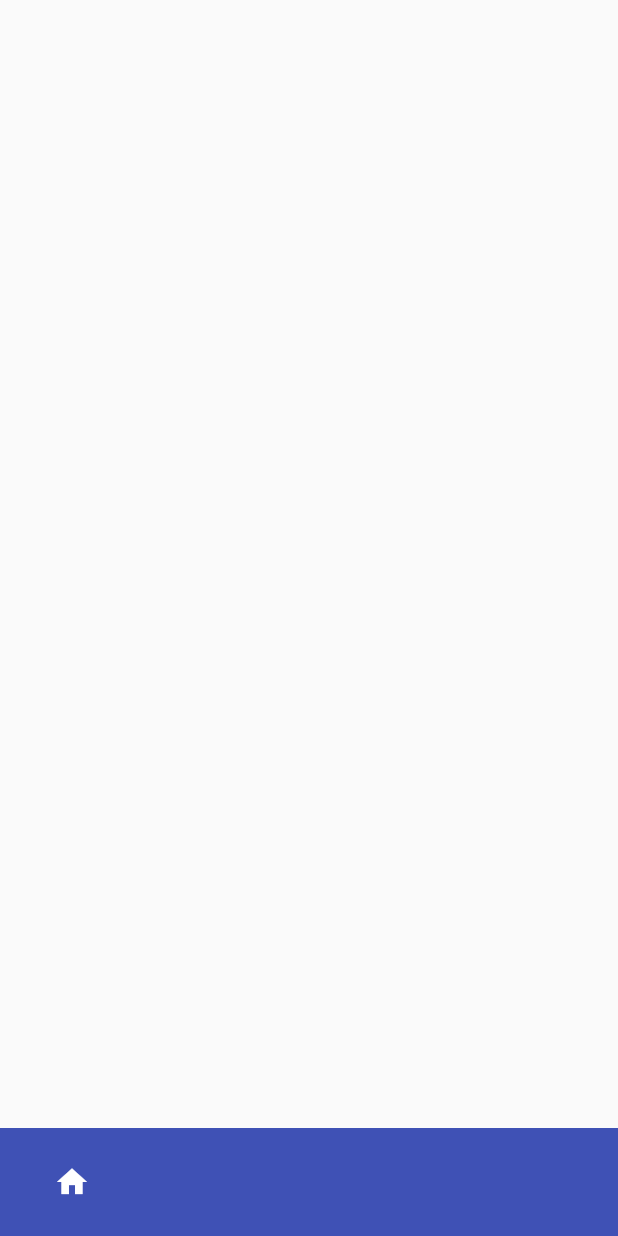
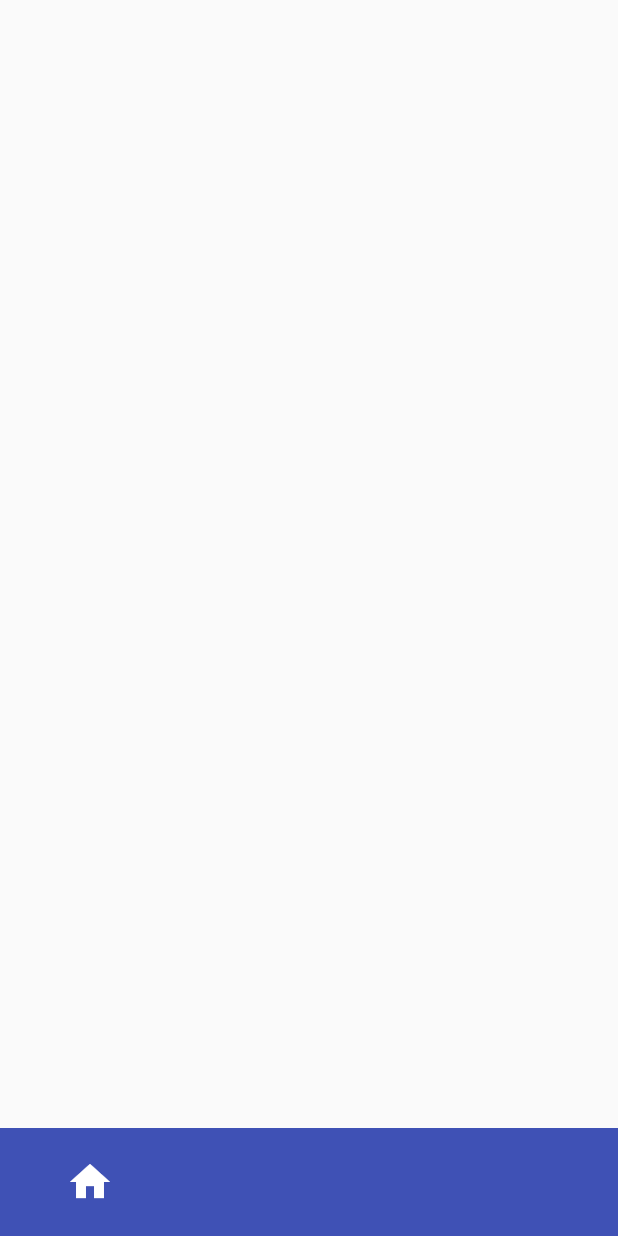
Before and after one commit to JAICHANGPARK/flutter_notebook_11th_story, a Flutter app: the screen it shows after launch, on a phone screen of 412 x 824 dp. Run offline on Flutter 3.47's test engine with Material 2 defaults, Android fonts, the phone set to English and light mode, and no system bars; our stand-ins replace backdrop, badges, flutter_inner_drawer, flutter_slidable, flutter_swiper, google_fonts.

Commit message:
Update furniture_home_page.dart

```diff
--- a/lib/ep735_furniture_app/ui/furniture_home_page.dart
+++ b/lib/ep735_furniture_app/ui/furniture_home_page.dart
@@ -18,17 +18,19 @@ class _FurnitureHomePageState extends State<FurnitureHomePage> {
               right: 0,
               left: 0,
               child: Container(
-                height: 72,
-                decoration: BoxDecoration(color: Colors.indigo),
-                padding: EdgeInsets.symmetric(horizontal: 24),
-                child: Row(
-                  children: [
-                    IconButton(onPressed: (){}, icon: Icon(Icons.home),color: Colors.white,)
-                  ],
-                )
-              )
-
-          )
+                  height: 72,
+                  decoration: BoxDecoration(color: Colors.indigo),
+                  padding: EdgeInsets.symmetric(horizontal: 36),
+                  child: Row(
+                    children: [
+                      IconButton(
+                        onPressed: () {},
+                        iconSize: 32,
+                        icon: Icon(Icons.home),
+                        color: Colors.white,
+                      )
+                    ],
+                  )))
         ],
       ),
     );
```
